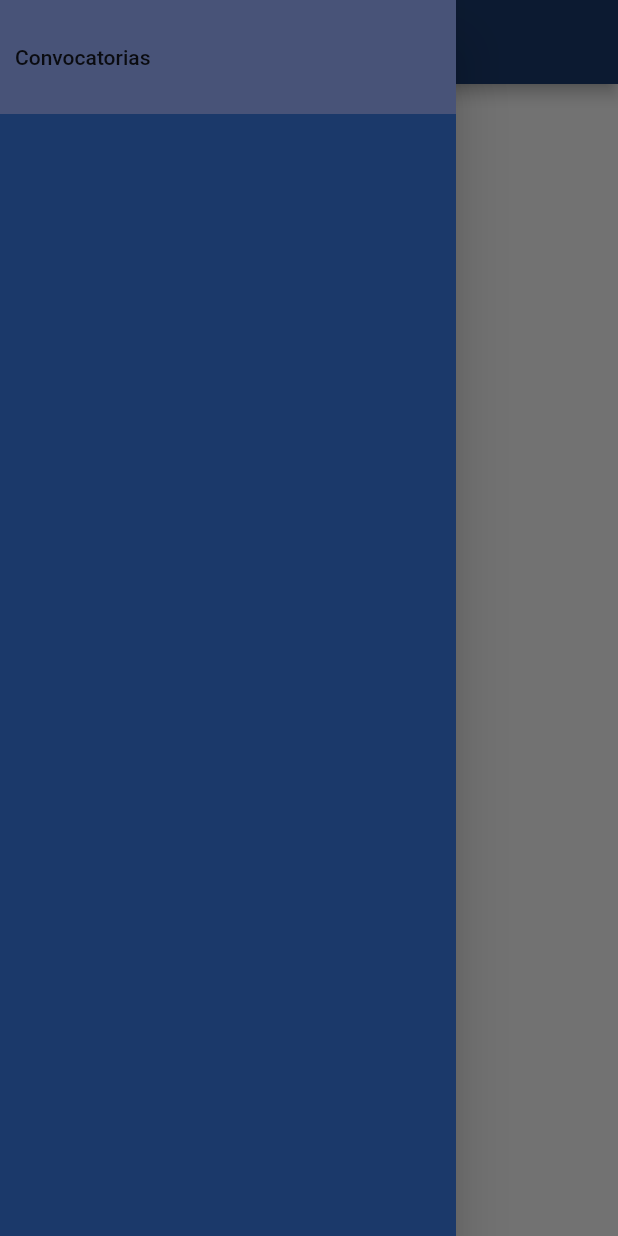
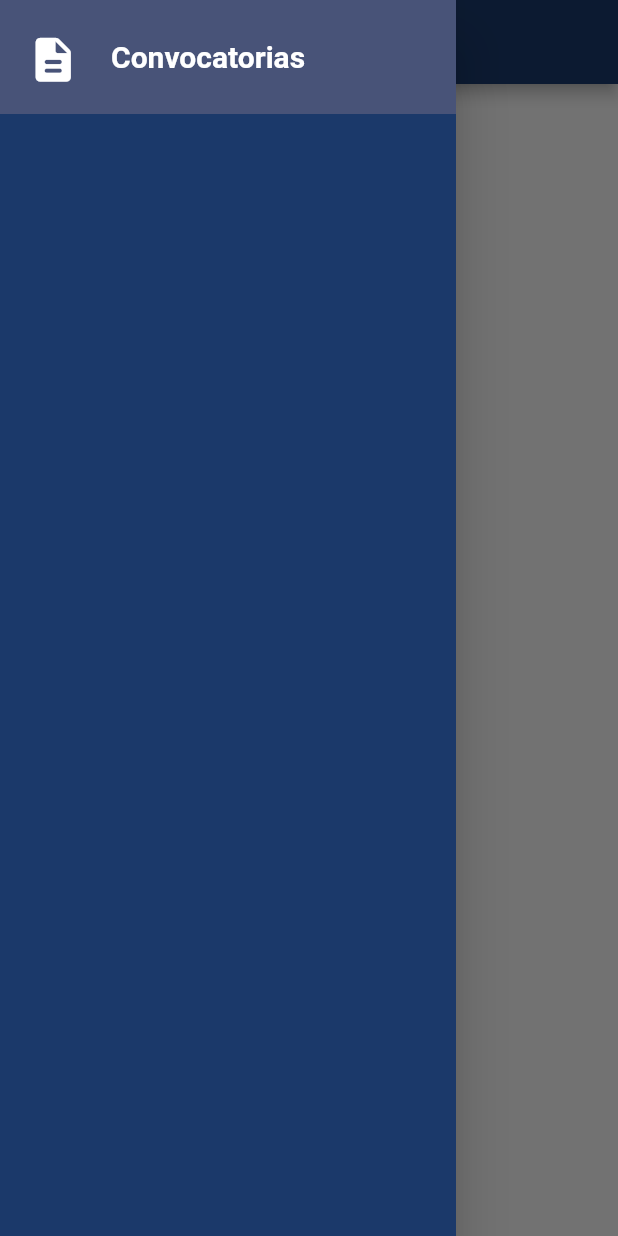
Before and after one commit to Rog319/convocatorias_examen, a Flutter app: the screen it shows after launch, with the side drawer open, on a phone screen of 412 x 824 dp. Run offline on Flutter 3.47's test engine with Material 2 defaults, Android fonts, the phone set to English and light mode, and no system bars.

Commit message:
Cambios
Icons y eliminar el debug

```diff
--- a/lib/main.dart
+++ b/lib/main.dart
@@ -18,6 +18,7 @@ class MyApp extends StatelessWidget {
         primaryColor: const Color(0xff1b396a),
       ),
       home: HomePage(),
+      debugShowCheckedModeBanner: false,
     );
   }
 }
--- a/lib/pages/sidebar.dart
+++ b/lib/pages/sidebar.dart
@@ -23,7 +23,22 @@ class _SideBarState extends State<SideBar> {
   Widget listaItems(BuildContext context, int index) {
     return ListTile(
       contentPadding: const EdgeInsets.all(10),
-      title: const Text('Convocatorias'),
+      title: const Text(
+        'Convocatorias',
+        style: TextStyle(
+          fontSize: 20.0,
+          color: Colors.white,
+          fontWeight: FontWeight.w600,
+        ),
+      ),
+      leading: IconButton(
+        icon: const Icon(
+          Icons.description_rounded,
+          color: Colors.white,
+          size: 35,
+        ),
+        onPressed: () {},
+      ),
       tileColor: const Color(0xff485378),
       onTap: () {
         Navigator.of(context)
```
Also changed, not shown: lib/pages/convocatorias.dart (+8 -0 lines).
